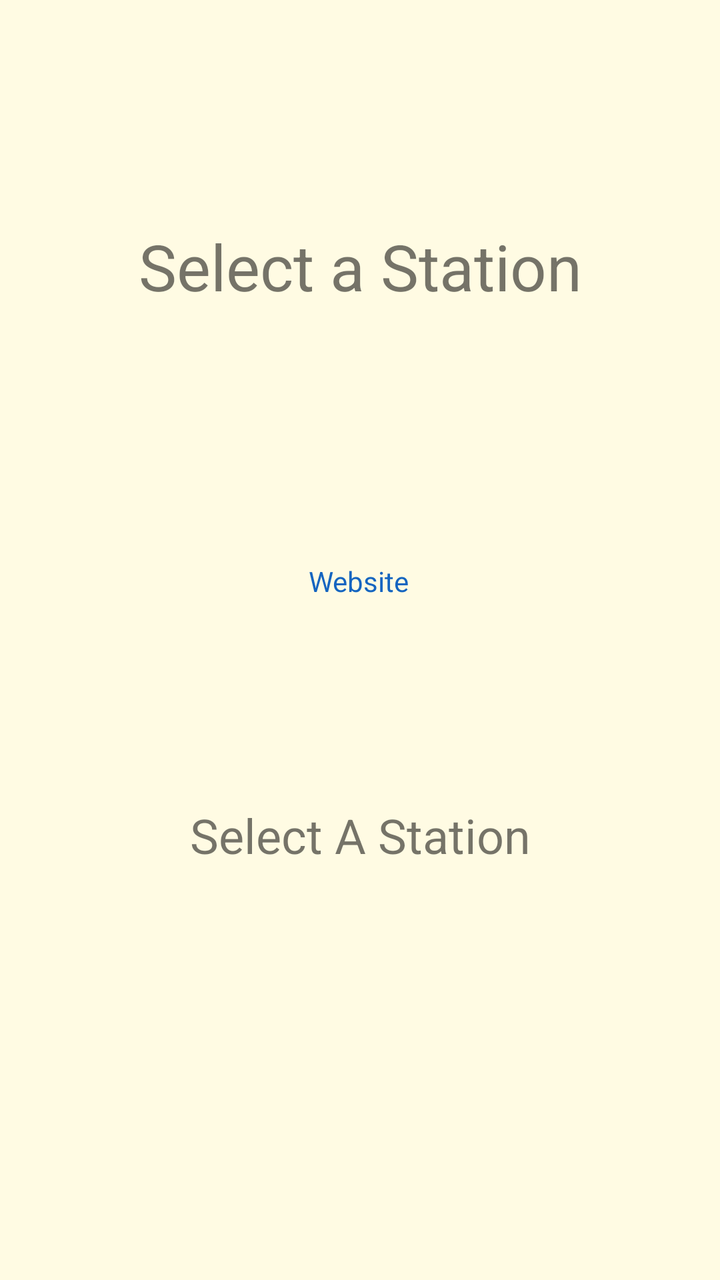
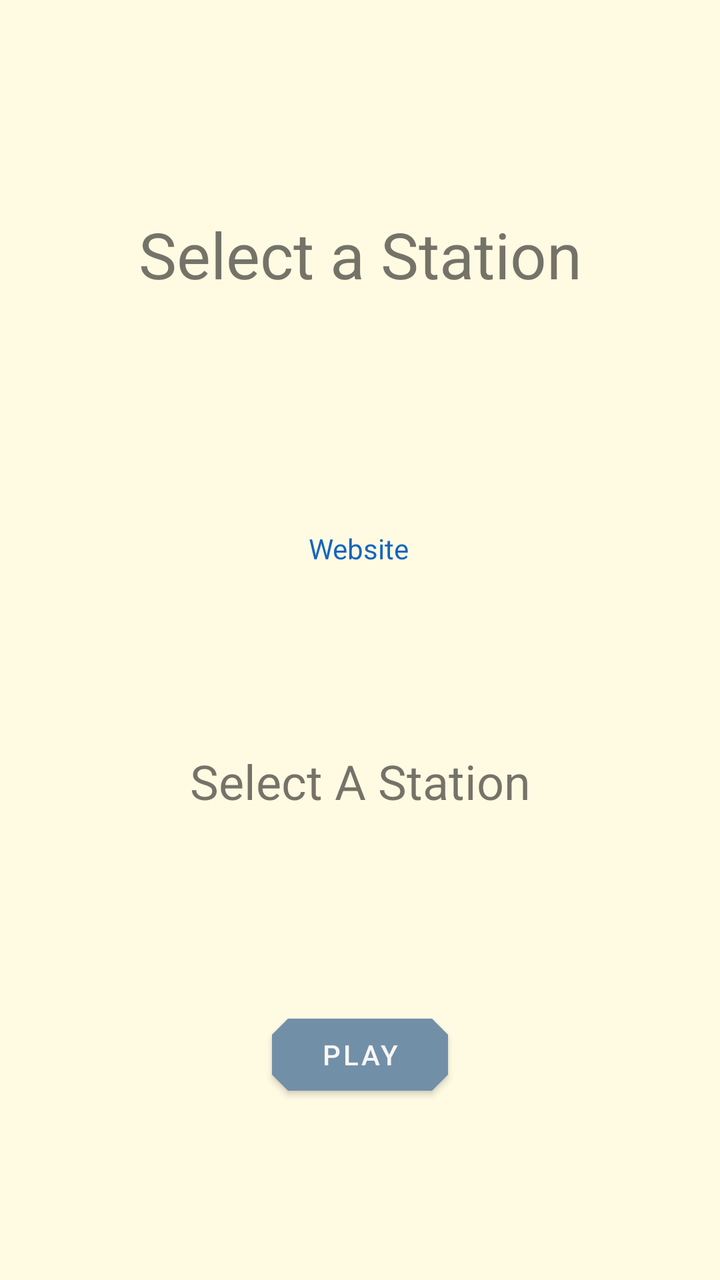

Compare the two renders of this Android layout. The source of the first and the diff that turns it into the second are given below.
<!-- AndroidManifest.xml: application theme Theme.WebRadio -->
<!-- res/layout/current_station_detail.xml -->
<?xml version="1.0" encoding="utf-8"?>
<androidx.constraintlayout.widget.ConstraintLayout xmlns:android="http://schemas.android.com/apk/res/android"
    xmlns:app="http://schemas.android.com/apk/res-auto"
    xmlns:tools="http://schemas.android.com/tools"
    android:layout_width="match_parent"
    style="@style/stationDetail"
    android:layout_height="match_parent">

    <TextView
        android:id="@+id/stationNameTextView"
        android:layout_width="wrap_content"
        android:layout_height="wrap_content"
        android:gravity="center"
        android:paddingTop="@dimen/current_station_padding_top"
        android:paddingBottom="@dimen/current_station_padding_bottom"
        android:text="@string/default_station_name_text_view"
        android:minLines="3"
        android:maxLines="3"
        android:textSize="@dimen/current_station_text_size"
        app:layout_constraintTop_toTopOf="parent"
        app:layout_constraintBottom_toTopOf="@+id/station_detail_button_layout"
        app:layout_constraintEnd_toEndOf="parent"
        app:layout_constraintStart_toStartOf="parent"
        app:layout_constraintVertical_bias="0.16" />


    <TextView
        android:id="@+id/websiteLinkTextView"
        android:layout_width="wrap_content"
        android:layout_height="wrap_content"
        android:gravity="center_horizontal"
        android:paddingBottom="@dimen/website_link_padding_bottom"
        android:text="@string/website_link"
        android:textColor="?attr/website_link_color"
        android:textSize="@dimen/website_link_text_size"
        app:layout_constraintBottom_toTopOf="@+id/playStatusTextView"
        app:layout_constraintEnd_toEndOf="parent"
        app:layout_constraintHorizontal_bias="0.498"
        app:layout_constraintStart_toStartOf="parent"
        app:layout_constraintTop_toBottomOf="@+id/stationNameTextView" />

    <TextView
        android:id="@+id/playStatusTextView"
        android:layout_width="wrap_content"
        android:layout_height="wrap_content"
        android:gravity="center_horizontal"
        android:text="@string/status_nothing_selected"
        android:paddingBottom="@dimen/current_status_padding_bottom"
        android:textSize="@dimen/current_status_text_size"
        app:layout_constraintTop_toBottomOf="@+id/websiteLinkTextView"
        app:layout_constraintBottom_toTopOf="@+id/station_detail_button_layout"
        app:layout_constraintEnd_toEndOf="parent"
        app:layout_constraintStart_toStartOf="parent" />


    <LinearLayout
        android:id="@+id/station_detail_button_layout"
        android:layout_width="match_parent"
        android:layout_height="wrap_content"
        android:orientation="horizontal"
        android:gravity="center_horizontal"
        android:padding="@dimen/station_detail_button_layout_padding"
        app:layout_constraintTop_toBottomOf="@id/playStatusTextView"
        app:layout_constraintBottom_toBottomOf="parent"
        app:layout_constraintLeft_toLeftOf="parent"
        app:layout_constraintRight_toRightOf="parent">

        <Button
            android:id="@+id/playButton"
            android:layout_width="wrap_content"
            android:layout_height="wrap_content"
            android:text="@string/play_button_text"
            android:textColor="?attr/station_detail_button_text_color"
            android:visibility="gone"
            tools:ignore="ButtonStyle" />

        <Button
            android:id="@+id/stopButton"
            android:layout_width="wrap_content"
            android:layout_height="wrap_content"
            android:textColor="?attr/station_detail_button_text_color"
            android:visibility="gone"
            android:text="@string/stop_button_text"
            tools:ignore="ButtonStyle" />
    </LinearLayout>
</androidx.constraintlayout.widget.ConstraintLayout>
<!-- resources referenced by this layout -->
<resources>
  <dimen name="current_station_padding_bottom">6dp</dimen>
  <dimen name="current_station_padding_top">12dp</dimen>
  <dimen name="current_station_text_size">32sp</dimen>
  <dimen name="current_status_padding_bottom">8dp</dimen>
  <dimen name="current_status_text_size">24sp</dimen>
  <dimen name="station_detail_button_layout_padding">16dp</dimen>
  <dimen name="website_link_padding_bottom">18dp</dimen>
  <dimen name="website_link_text_size">14sp</dimen>
  <string name="default_station_name_text_view">Select a Station</string>
  <string name="play_button_text">Play</string>
  <string name="status_nothing_selected">Select A Station</string>
  <string name="stop_button_text">Stop</string>
  <string name="website_link">Website</string>
  <style name="stationDetail" parent="Base.CardView">
          <item name="android:background">@color/station_detail_background</item>
      </style>
  <style name="Theme.WebRadio" parent="Theme.MaterialComponents.DayNight.DarkActionBar">
          <item name="colorPrimary">@color/primary_color</item>
          <item name="colorPrimaryVariant">@color/notification_bar</item>
          <item name="colorOnPrimary">@color/black</item>
          <item name="feature_graphic">@drawable/radioyo_feature_graphic_bright</item>
          <item name="station_list_item_selected_icon">@mipmap/station_selected</item>
          <item name="station_list_item_unselected_icon">@mipmap/station_unselected</item>
          <item name="station_detail_button_text_color">@color/station_detail_button_text_color</item>
          <item name="station_list_item_text_color">@color/station_list_item_text_color</item>
          <item name="website_link_color">@color/website_link</item>
          <item name="colorSecondary">@color/teal_200</item>
          <item name="colorSecondaryVariant">@color/teal_200</item>
          <item name="selected_list_item_background_color">@color/selected_list_item_background_color</item>
          
          <item name="colorOnSecondary">@color/teal_200</item>
  
          <item name="android:statusBarColor" tools:targetApi="l">?attr/colorPrimaryVariant</item>
  
          
          <item name="colorOnSurface">#7683A3</item>
  
          
          <item name="textAppearanceSubtitle1">@style/TextAppearance.App.Subtitle1</item>
  
          
          <item name="textAppearanceCaption">@style/TextAppearance.App.Caption</item>
  
          
          <item name="shapeAppearanceSmallComponent">@style/ShapeAppearance.App.SmallComponent</item>
  
      </style>
  <color name="station_detail_background">#FFFBE3</color>
  <color name="primary_color">#728FA8</color>
  <color name="notification_bar">#53687A</color>
  <color name="black">#FF000000</color>
  <!-- drawable radioyo_feature_graphic_bright: png bitmap (drawable, 127347 bytes) -->
  <color name="station_detail_button_text_color">#F8F7F7</color>
  <color name="station_list_item_text_color">#887E61</color>
  <color name="website_link">#1565C0</color>
  <color name="teal_200">#FF03DAC5</color>
  <color name="selected_list_item_background_color">#F8F6CD</color>
  <style name="TextAppearance.App.Subtitle1" parent="TextAppearance.MaterialComponents.Subtitle1">
          
          <item name="fontFamily">sans-serif-condensed</item>
          <item name="android:fontFamily">sans-serif-condensed</item>
      </style>
  <style name="TextAppearance.App.Caption" parent="TextAppearance.MaterialComponents.Caption">
          
          <item name="fontFamily">sans-serif-black</item>
          <item name="android:fontFamily">sans-serif-black</item>
      </style>
  <style name="ShapeAppearance.App.SmallComponent" parent="ShapeAppearance.MaterialComponents.SmallComponent">
          <item name="cornerFamily">cut</item>
          <item name="cornerSize">8dp</item>
          <item name="textFillColor">@color/teal_200</item>
      </style>
</resources>

<!-- the commit's change to res/layout/current_station_detail.xml (unified diff, before → after) -->
@@ -71,7 +71,7 @@
             android:layout_height="wrap_content"
             android:text="@string/play_button_text"
             android:textColor="?attr/station_detail_button_text_color"
-            android:visibility="gone"
+            android:visibility="visible"
             tools:ignore="ButtonStyle" />
 
         <Button
<!-- resource entries referenced after the edit -->
@@ -32,7 +32,11 @@
           
           <item name="colorOnSecondary">@color/teal_200</item>
   
-          <item name="android:statusBarColor" tools:targetApi="l">?attr/colorPrimaryVariant</item>
+          <item name="android:statusBarColor">?attr/colorPrimaryVariant</item>
+  
+          <item name="windowNoTitle">true</item>
+          <item name="windowActionBar">false</item>
+          <item name="android:windowContentOverlay">@null</item>
   
           
           <item name="colorOnSurface">#7683A3</item>
